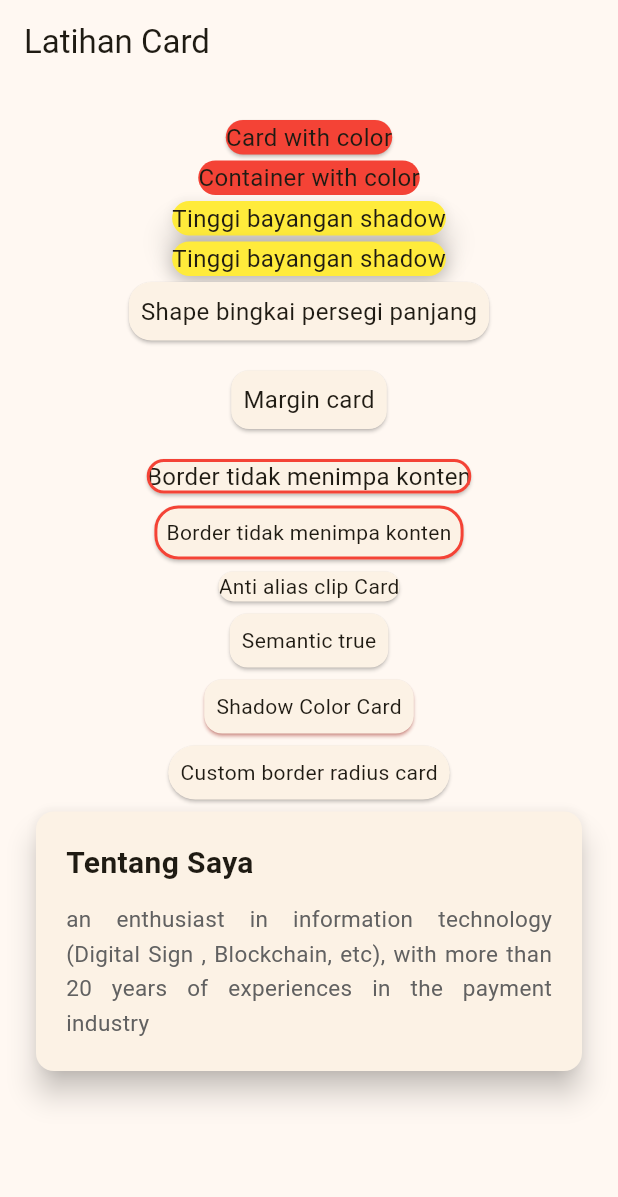
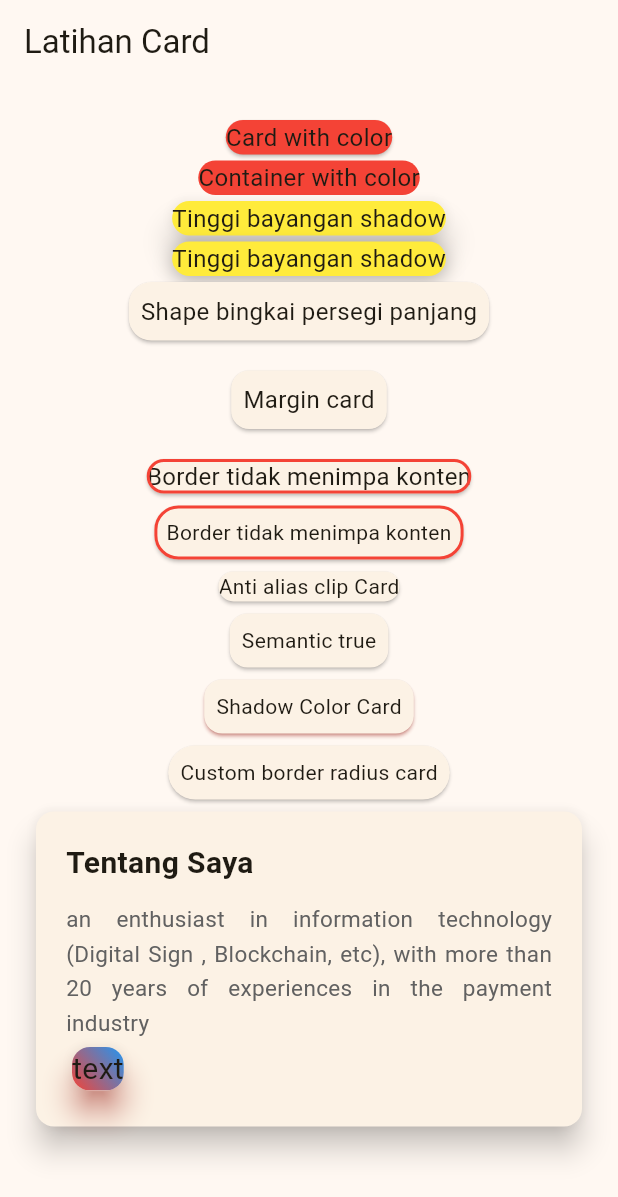
Before and after one commit to annddvaa/Tugas_week_8_1123150164, a Flutter app: the screen it shows after launch, on a phone screen of 412 x 824 dp. Shown: the top 1197 px of the screen. Run offline on Flutter 3.47's test engine with Material 3 defaults, Android fonts, the phone set to English and light mode, and no system bars.

Commit message:
membuat card text

```diff
--- a/lib/pages/latihancard.dart
+++ b/lib/pages/latihancard.dart
@@ -165,6 +165,24 @@ class Latihancard extends StatelessWidget {
                           ),
                           textAlign: TextAlign.justify,
                         ),
+                        Card(
+                          elevation: 8,
+                          shadowColor: Colors.red,
+                          clipBehavior: Clip.antiAlias,
+                          child: Container(
+                            decoration: BoxDecoration(
+                              gradient: LinearGradient(
+                                begin: Alignment.topRight,
+                                end: Alignment.bottomLeft,
+                                colors: [Colors.blue, Colors.red],
+                              ),
+                            ),
+                            child: Text(
+                              "text",
+                              style: TextStyle(fontSize: 20.0),
+                            ),
+                          ),
+                        ),
                       ],
                     ),
                   ),
```
